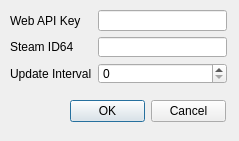
First picture: the form in ui/Ui_Configuration.ui, repository rgooler/steam_achievement_stats_watcher, before the edit.
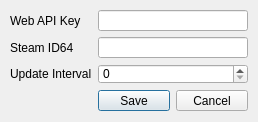
Second picture: the form after the edit. Icons and pictures are not drawn.

Commit message: Basic dialogs wired together

The edit to the form file:
```diff
--- a/ui/Ui_Configuration.ui
+++ b/ui/Ui_Configuration.ui
@@ -6,20 +6,20 @@
    <rect>
     <x>0</x>
     <y>0</y>
-    <width>239</width>
-    <height>141</height>
+    <width>258</width>
+    <height>122</height>
    </rect>
   </property>
   <property name="minimumSize">
    <size>
-    <width>239</width>
-    <height>141</height>
+    <width>258</width>
+    <height>122</height>
    </size>
   </property>
   <property name="maximumSize">
    <size>
-    <width>239</width>
-    <height>141</height>
+    <width>258</width>
+    <height>122</height>
    </size>
   </property>
   <property name="windowTitle">
@@ -32,13 +32,25 @@
   <widget class="QWidget" name="formLayoutWidget">
    <property name="geometry">
     <rect>
-     <x>10</x>
-     <y>10</y>
-     <width>217</width>
-     <height>74</height>
+     <x>0</x>
+     <y>0</y>
+     <width>258</width>
+     <height>121</height>
     </rect>
    </property>
    <layout class="QFormLayout" name="formLayout">
+    <property name="leftMargin">
+     <number>10</number>
+    </property>
+    <property name="topMargin">
+     <number>10</number>
+    </property>
+    <property name="rightMargin">
+     <number>10</number>
+    </property>
+    <property name="bottomMargin">
+     <number>10</number>
+    </property>
     <item row="0" column="0">
      <widget class="QLabel" name="ApiKeyLabel">
       <property name="toolTip">
@@ -75,21 +87,15 @@
     <item row="1" column="1">
      <widget class="QLineEdit" name="SteamID64"/>
     </item>
+    <item row="3" column="1">
+     <widget class="QDialogButtonBox" name="configButtonBox">
+      <property name="standardButtons">
+       <set>QDialogButtonBox::Cancel|QDialogButtonBox::Save</set>
+      </property>
+     </widget>
+    </item>
    </layout>
   </widget>
-  <widget class="QDialogButtonBox" name="configButtonBox">
-   <property name="geometry">
-    <rect>
-     <x>70</x>
-     <y>100</y>
-     <width>156</width>
-     <height>23</height>
-    </rect>
-   </property>
-   <property name="standardButtons">
-    <set>QDialogButtonBox::Cancel|QDialogButtonBox::Ok</set>
-   </property>
-  </widget>
  </widget>
  <resources/>
  <connections/>
```
The commit also changes 6 other files.
